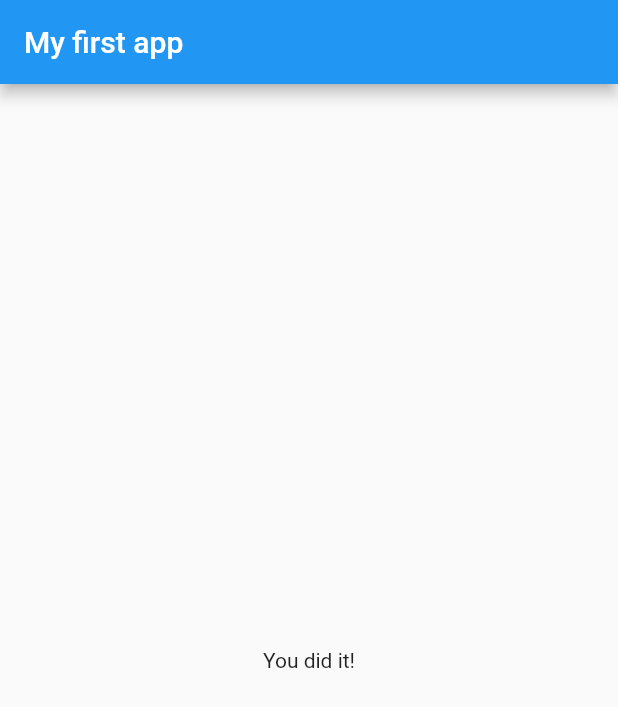
After one commit to vctrtello1/ListOptions, a Flutter app: the screen it shows after launch, after a tap on "Black", after a tap on "Cat", after a tap on "Pasta Alfredo", on a phone screen of 412 x 824 dp. The commit adds this screen. Shown: the top 707 px of the screen. Run offline on Flutter 3.47's test engine with Material 2 defaults, Android fonts, the phone set to English and light mode, and no system bars.

Commit message:
Answer Widget and Result Widget

```diff
--- a/lib/main.dart
+++ b/lib/main.dart
@@ -1,6 +1,6 @@
 import 'package:flutter/material.dart';
-import './question.dart';
-import './answer.dart';
+import './quiz.dart';
+import './result.dart';
 
 void main() => runApp(MyApp());
 
@@ -13,7 +13,7 @@
 }
 
 class _MyAppState extends State<MyApp> {
-  static const questions = [
+  static const _questions = [
     {
       'questionText': 'What is your favorite color?',
       'answers': [
@@ -45,7 +45,7 @@
   var _questionIndex = 0;
 
   void _answerQuestion() {
-    if (_questionIndex < questions.length) {}
+    if (_questionIndex < _questions.length) {}
     setState(() {
       _questionIndex++;
     });
@@ -58,21 +58,14 @@
           appBar: AppBar(
             title: const Text('My first app'),
           ),
-          body: _questionIndex < questions.length
-              ? Column(
-                  children: [
-                    Question(
-                      questions[_questionIndex]['questionText'].toString(),
-                    ),
-                    ...(questions[_questionIndex]['answers'] as List<String>)
-                        .map((answer) {
-                      return Answer(_answerQuestion, answer);
-                    }).toList()
-                  ],
+          body: _questionIndex < _questions.length
+              ? Quiz(
+                  answerQuestion: _answerQuestion,
+                  questions: _questions,
+                  questionIndex: _questionIndex,
                 )
-              : Center(
-                  child: Text('You did it!'),
-                )),
+              // ignore: prefer_const_constructors
+              : Result()),
     );
   }
 }
--- /dev/null
+++ b/lib/quiz.dart
@@ -0,0 +1,29 @@
+import 'package:flutter/material.dart';
+import 'answer.dart';
+import 'question.dart';
+
+class Quiz extends StatelessWidget {
+  final List<Map<String, Object>> questions;
+  final int questionIndex;
+  final VoidCallback answerQuestion;
+
+  Quiz({
+    required this.questions,
+    required this.answerQuestion,
+    required this.questionIndex,
+  });
+
+  @override
+  Widget build(BuildContext context) {
+    return Column(
+      children: [
+        Question(
+          questions[questionIndex]['questionText'].toString(),
+        ),
+        ...(questions[questionIndex]['answers'] as List<String>).map((answer) {
+          return Answer(answerQuestion, answer);
+        }).toList()
+      ],
+    );
+  }
+}
--- /dev/null
+++ b/lib/result.dart
@@ -0,0 +1,10 @@
+import 'package:flutter/material.dart';
+
+class Result extends StatelessWidget{
+  @override
+  Widget build(BuildContext context) {
+    // ignore: prefer_const_constructors
+    return Center(child: Text('You did it!'),);
+  }
+
+}
```
